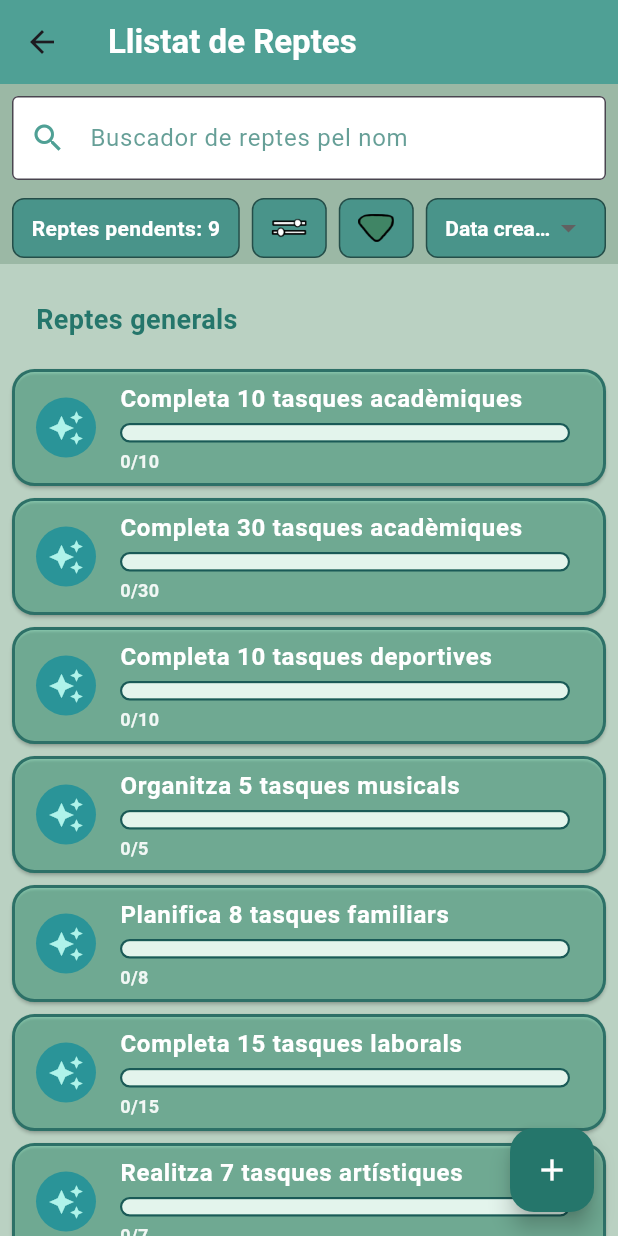
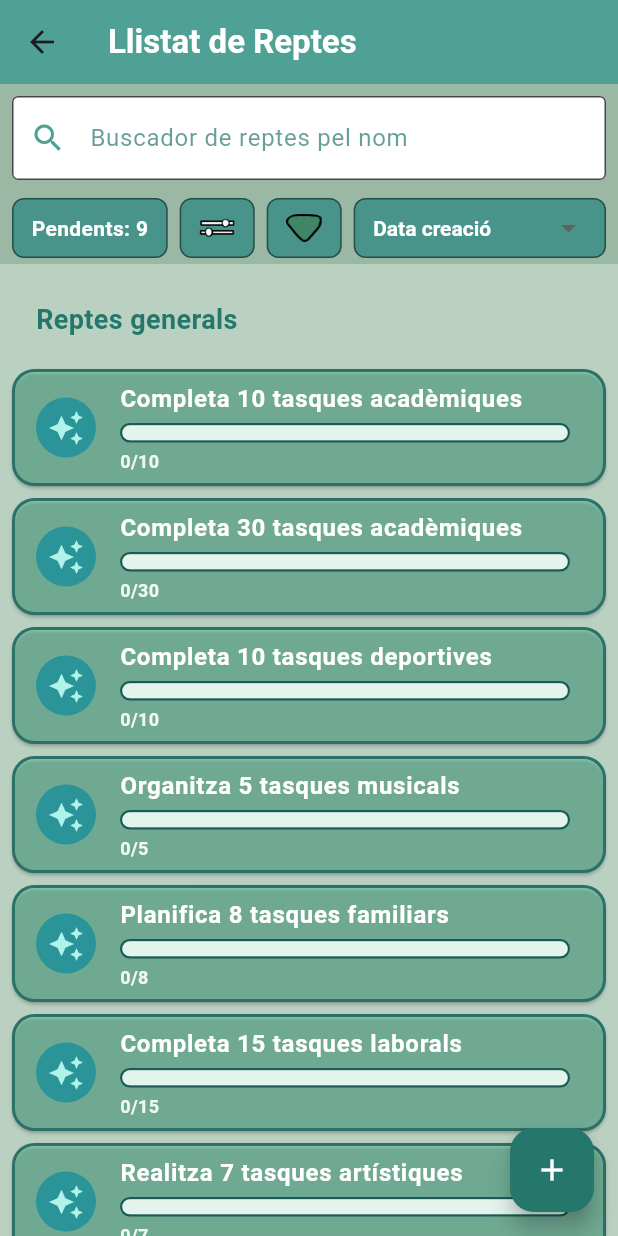
Before and after one commit to PauBarahona22/Tfg-aplicaci-productivitat-adaptada, a Flutter app: the ChallengesScreen screen opened directly, on a phone screen of 412 x 824 dp. Run offline on Flutter 3.47's test engine with Material 3 defaults, Android fonts, the phone set to English and light mode, and no system bars; our stand-ins replace cloud_firestore, firebase_auth, firebase_core, flutter_local_notifications, image_picker, shared_preferences and 2 more; accounts and stored records are empty.

```diff
--- a/lib/screens/challenges_screen.dart
+++ b/lib/screens/challenges_screen.dart
@@ -173,7 +173,7 @@
                             .length
                         : 0;
                     return _buildFilterChip(
-                      Text('Reptes pendents: $pending', style: TextStyle(color: Colors.white, fontWeight: FontWeight.w600)),
+                      Text('Pendents: $pending', style: TextStyle(color: Colors.white, fontWeight: FontWeight.w600)),
                     );
                   },
                 ),
```
Also changed, not shown: lib/screens/main_navigation_screen.dart (+5 -13 lines), assets/images/tasques.png (added), 4 other files.
